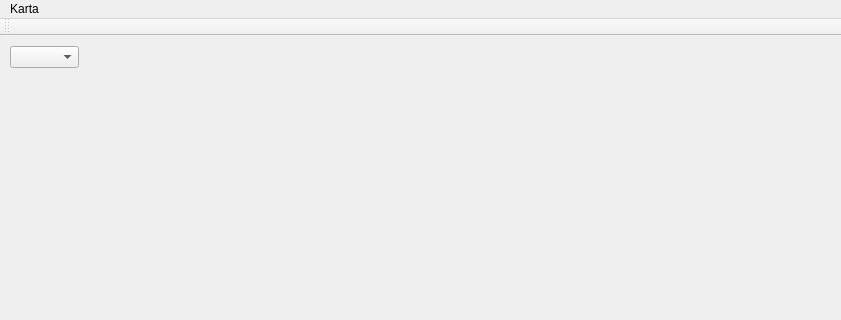
First picture: the form in mainwindow.ui, repository paraschenkodn/karta, before the edit; both pictures show x 0 to 841 and y 0 to 320 of the 1024 by 768 pixel window.
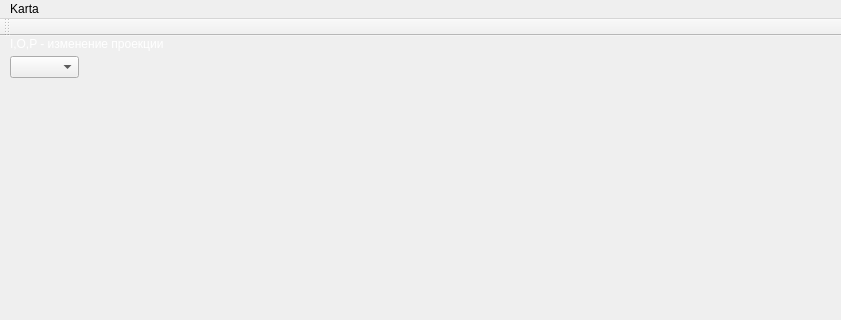
Second picture: the form after the edit. Custom widgets are drawn as their Qt base class.

The edit to the form file:
```diff
--- a/mainwindow.ui
+++ b/mainwindow.ui
@@ -18,12 +18,65 @@
     <property name="geometry">
      <rect>
       <x>10</x>
-      <y>10</y>
+      <y>20</y>
       <width>69</width>
       <height>22</height>
      </rect>
     </property>
    </widget>
+   <widget class="QLabel" name="label">
+    <property name="geometry">
+     <rect>
+      <x>10</x>
+      <y>0</y>
+      <width>681</width>
+      <height>16</height>
+     </rect>
+    </property>
+    <property name="palette">
+     <palette>
+      <active>
+       <colorrole role="WindowText">
+        <brush brushstyle="SolidPattern">
+         <color alpha="255">
+          <red>255</red>
+          <green>255</green>
+          <blue>255</blue>
+         </color>
+        </brush>
+       </colorrole>
+      </active>
+      <inactive>
+       <colorrole role="WindowText">
+        <brush brushstyle="SolidPattern">
+         <color alpha="255">
+          <red>255</red>
+          <green>255</green>
+          <blue>255</blue>
+         </color>
+        </brush>
+       </colorrole>
+      </inactive>
+      <disabled>
+       <colorrole role="WindowText">
+        <brush brushstyle="SolidPattern">
+         <color alpha="255">
+          <red>120</red>
+          <green>120</green>
+          <blue>120</blue>
+         </color>
+        </brush>
+       </colorrole>
+      </disabled>
+     </palette>
+    </property>
+    <property name="autoFillBackground">
+     <bool>false</bool>
+    </property>
+    <property name="text">
+     <string>I,O,P - изменение проекции</string>
+    </property>
+   </widget>
   </widget>
   <widget class="QMenuBar" name="menuBar">
    <property name="geometry">
```
